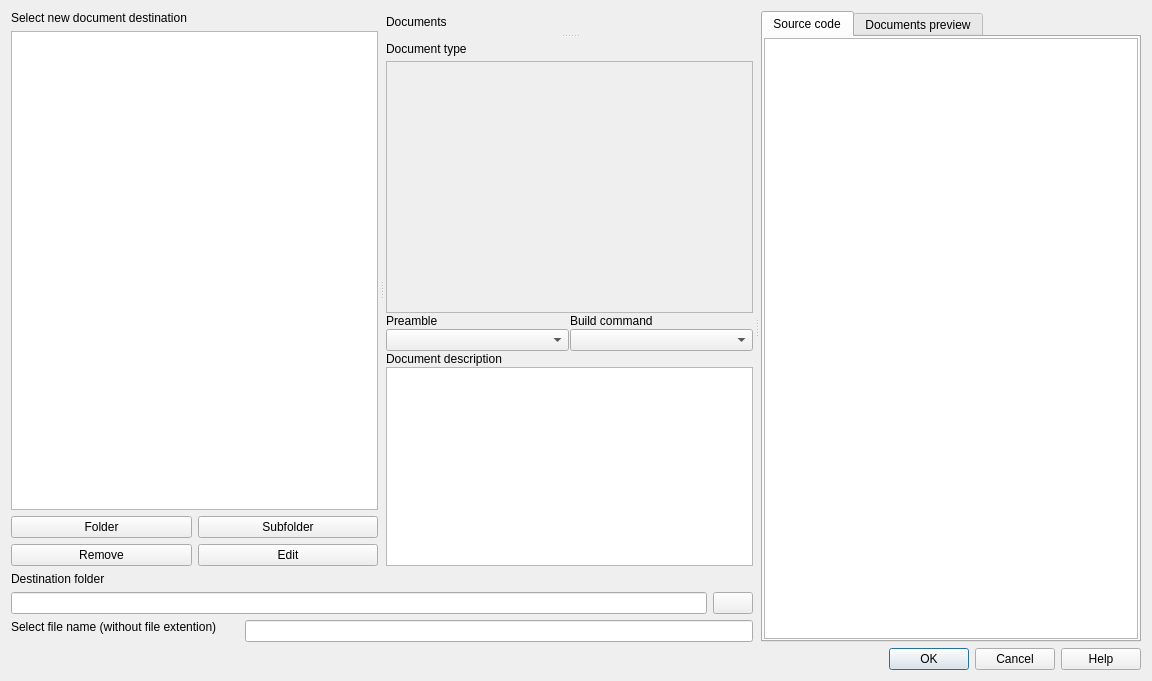
Qt form datatex/notesdocuments.ui (CSMathematics/DataTex) before a commit.
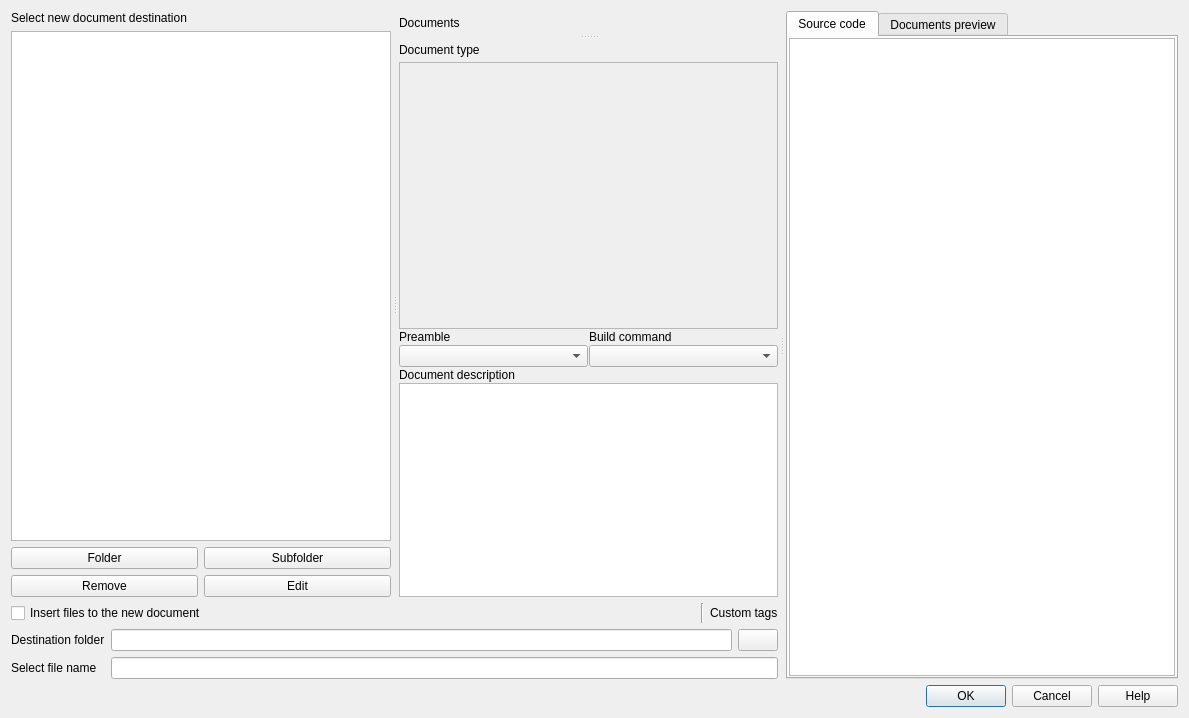
The same form after that commit. Icons and pictures are not drawn. Custom widgets are drawn as their Qt base class.

What changed in the file:
```diff
--- a/datatex/notesdocuments.ui
+++ b/datatex/notesdocuments.ui
@@ -6,8 +6,8 @@
    <rect>
     <x>0</x>
     <y>0</y>
-    <width>1152</width>
-    <height>681</height>
+    <width>1189</width>
+    <height>718</height>
    </rect>
   </property>
   <property name="windowTitle">
@@ -194,7 +194,7 @@
                 <rect>
                  <x>0</x>
                  <y>0</y>
-                 <width>366</width>
+                 <width>378</width>
                  <height>68</height>
                 </rect>
                </property>
@@ -263,10 +263,10 @@
        </item>
        <item>
         <layout class="QGridLayout" name="gridLayout_2">
-         <item row="2" column="0">
+         <item row="3" column="0">
           <widget class="QLabel" name="Label2">
            <property name="sizePolicy">
-            <sizepolicy hsizetype="Preferred" vsizetype="Fixed">
+            <sizepolicy hsizetype="Fixed" vsizetype="Fixed">
              <horstretch>0</horstretch>
              <verstretch>0</verstretch>
             </sizepolicy>
@@ -277,7 +277,7 @@
             </font>
            </property>
            <property name="text">
-            <string>Select file name (without file extention)</string>
+            <string>Select file name</string>
            </property>
            <property name="alignment">
             <set>Qt::AlignLeading|Qt::AlignLeft|Qt::AlignTop</set>
@@ -287,10 +287,7 @@
            </property>
           </widget>
          </item>
-         <item row="1" column="0" colspan="3">
-          <widget class="QLineEdit" name="pathline"/>
-         </item>
-         <item row="1" column="3">
+         <item row="2" column="3">
           <widget class="QPushButton" name="OpenPath">
            <property name="sizePolicy">
             <sizepolicy hsizetype="Fixed" vsizetype="Fixed">
@@ -307,17 +304,63 @@
            </property>
           </widget>
          </item>
-         <item row="2" column="1" colspan="3">
+         <item row="3" column="1" colspan="3">
           <widget class="QLineEdit" name="NameLine">
            <property name="inputMethodHints">
             <set>Qt::ImhLatinOnly</set>
            </property>
           </widget>
          </item>
-         <item row="0" column="0">
+         <item row="0" column="0" colspan="4">
+          <layout class="QHBoxLayout" name="horizontalLayout">
+           <item>
+            <widget class="Switch" name="InsertFilesCheckBox">
+             <property name="text">
+              <string>Insert files to the new document</string>
+             </property>
+            </widget>
+           </item>
+           <item>
+            <widget class="Line" name="line">
+             <property name="sizePolicy">
+              <sizepolicy hsizetype="Fixed" vsizetype="Minimum">
+               <horstretch>0</horstretch>
+               <verstretch>0</verstretch>
+              </sizepolicy>
+             </property>
+             <property name="orientation">
+              <enum>Qt::Vertical</enum>
+             </property>
+            </widget>
+           </item>
+           <item>
+            <widget class="QLabel" name="FolderLabel_2">
+             <property name="sizePolicy">
+              <sizepolicy hsizetype="Fixed" vsizetype="Fixed">
+               <horstretch>0</horstretch>
+               <verstretch>0</verstretch>
+              </sizepolicy>
+             </property>
+             <property name="text">
+              <string>Custom tags</string>
+             </property>
+             <property name="alignment">
+              <set>Qt::AlignLeading|Qt::AlignLeft|Qt::AlignTop</set>
+             </property>
+             <property name="wordWrap">
+              <bool>true</bool>
+             </property>
+            </widget>
+           </item>
+          </layout>
+         </item>
+         <item row="2" column="1" colspan="2">
+          <widget class="QLineEdit" name="pathline"/>
+         </item>
+         <item row="2" column="0">
           <widget class="QLabel" name="FolderLabel">
            <property name="sizePolicy">
-            <sizepolicy hsizetype="Preferred" vsizetype="Fixed">
+            <sizepolicy hsizetype="Fixed" vsizetype="Fixed">
              <horstretch>0</horstretch>
              <verstretch>0</verstretch>
             </sizepolicy>
@@ -333,13 +376,6 @@
            </property>
           </widget>
          </item>
-         <item row="0" column="1">
-          <widget class="Switch" name="InsertFilesCheckBox" native="true">
-           <property name="text" stdset="0">
-            <string>Insert files to the new document</string>
-           </property>
-          </widget>
-         </item>
         </layout>
        </item>
       </layout>
@@ -411,16 +447,16 @@
   </layout>
  </widget>
  <customwidgets>
-  <customwidget>
-   <class>Switch</class>
-   <extends>QWidget</extends>
-   <header location="global">switch.h</header>
-  </customwidget>
   <customwidget>
    <class>LatexTextEdit</class>
    <extends>QTextEdit</extends>
    <header>highlighter.h</header>
   </customwidget>
+  <customwidget>
+   <class>Switch</class>
+   <extends>QCheckBox</extends>
+   <header>switch.h</header>
+  </customwidget>
  </customwidgets>
  <resources>
   <include location="../images.qrc"/>
```
Left out of the diff: 2 changed lines with no effect on the pictures.
